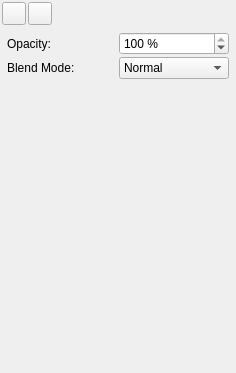
Qt form Scribus/scribus/ui/transparencypalette.ui (AlterScribus/ece15) before a commit.
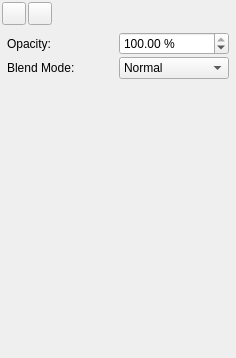
The same form after that commit. Custom widgets are drawn as their Qt base class.

Commit message: Small fixes in PP UI. Fix for selecting PP tab on selecting items.

Patch:
```diff
--- a/Scribus/scribus/ui/transparencypalette.ui
+++ b/Scribus/scribus/ui/transparencypalette.ui
@@ -6,8 +6,8 @@
    <rect>
     <x>0</x>
     <y>0</y>
-    <width>236</width>
-    <height>373</height>
+    <width>226</width>
+    <height>343</height>
    </rect>
   </property>
   <property name="windowTitle">
@@ -100,13 +100,13 @@
             <string> %</string>
            </property>
            <property name="maximum">
-            <number>100</number>
+            <double>100.000000000000000</double>
            </property>
            <property name="singleStep">
             <number>10</number>
            </property>
            <property name="value">
-            <number>100</number>
+            <double>100.000000000000000</double>
            </property>
           </widget>
          </item>
@@ -533,8 +533,8 @@
  <customwidgets>
   <customwidget>
    <class>ScrSpinBox</class>
-   <extends>QSpinBox</extends>
-   <header location="global">ui/scrspinbox.h</header>
+   <extends>QDoubleSpinBox</extends>
+   <header>ui/scrspinbox.h</header>
   </customwidget>
   <customwidget>
    <class>ScComboBox</class>
```
Left out of the diff: 8 changed lines with no effect on the pictures. The commit also changes 3 other files.
